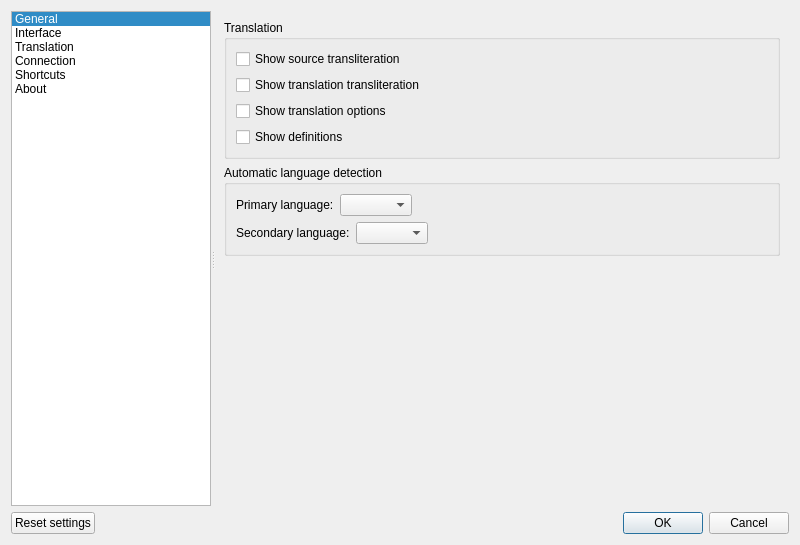
Old version of the form src/settingsdialog.ui in the repository crow-translate/crow-translate.
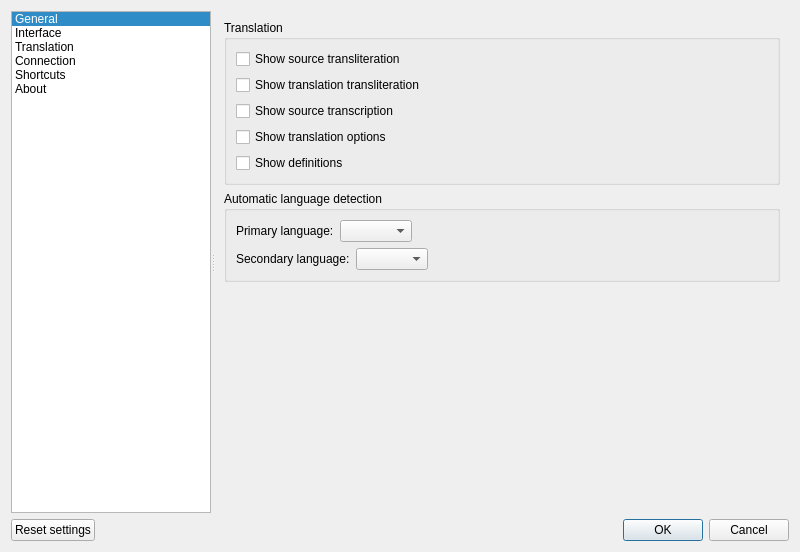
New version of the form. The open tabs and pages were chosen to show the change. Icons and pictures are not drawn.

Commit message: Add transcription support

Diff of the .ui file:
```diff
--- a/src/settingsdialog.ui
+++ b/src/settingsdialog.ui
@@ -7,7 +7,7 @@
     <x>0</x>
     <y>0</y>
     <width>800</width>
-    <height>545</height>
+    <height>552</height>
    </rect>
   </property>
   <property name="windowTitle">
@@ -696,6 +696,13 @@
              </property>
             </widget>
            </item>
+           <item>
+            <widget class="QCheckBox" name="sourceTranscriptionCheckBox">
+             <property name="text">
+              <string>Show source transcription</string>
+             </property>
+            </widget>
+           </item>
            <item>
             <widget class="QCheckBox" name="translationOptionsCheckBox">
              <property name="text">
```
The commit also changes 4 other files.
